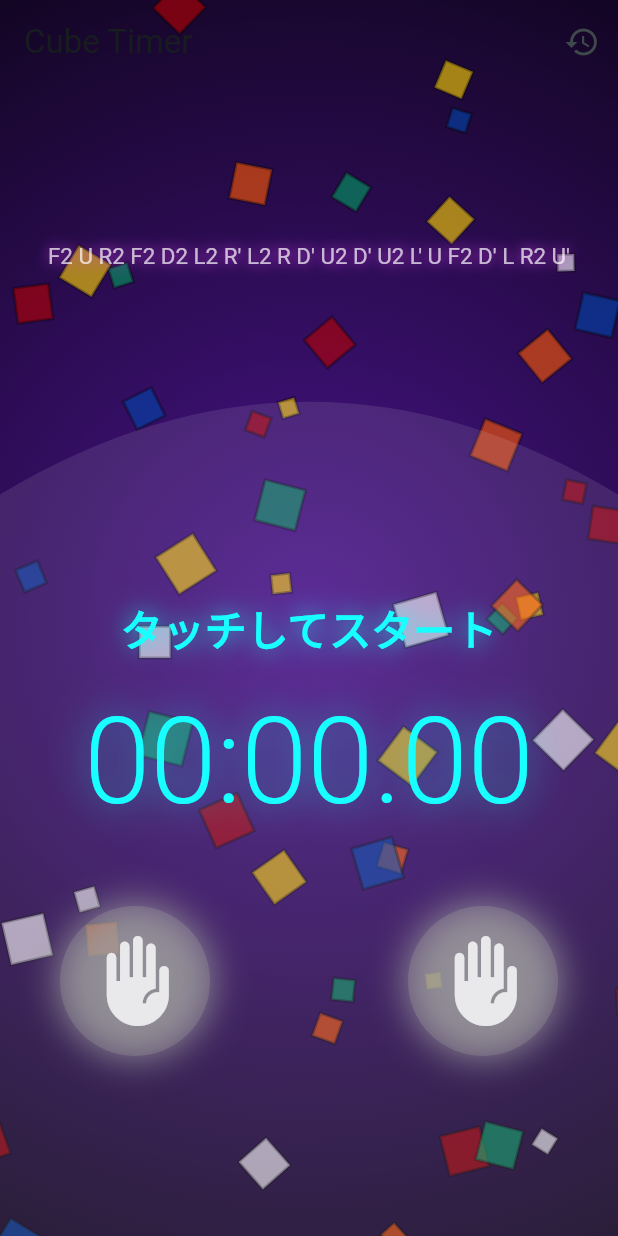
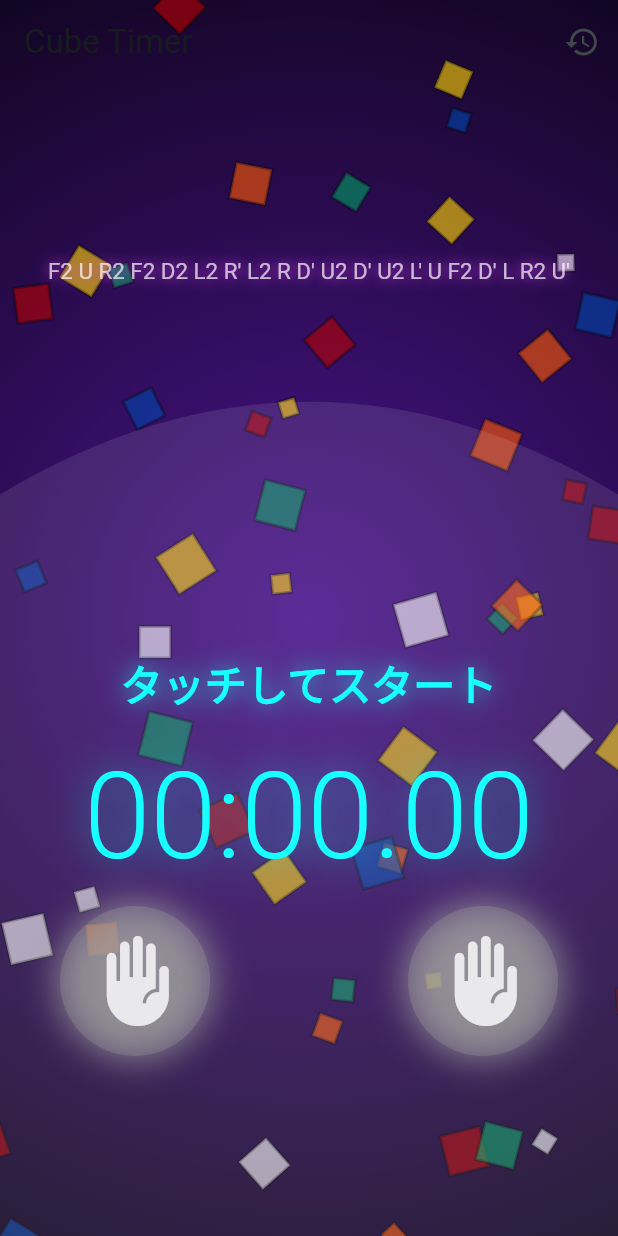
Before and after one commit to mono0926/cube-timer, a Flutter app: the screen it shows after launch, on a phone screen of 412 x 824 dp. Run offline on Flutter 3.47's test engine with Material 3 defaults, Android fonts, the phone set to English and light mode, and no system bars; our stand-ins replace audioplayers, flutter_riverpod, freezed_annotation, go_router, google_fonts, riverpod_annotation and 1 more; missing offline and left inert: simple_logger; generated files the repository leaves out were written again; Roboto replaces fonts that are missing (Audiowide).

Commit message:
fix: Adjust timer page control section layout to ensure reset button visibility and add network client entitlements for macOS.

```diff
--- a/lib/features/timer/presentation/timer_page.dart
+++ b/lib/features/timer/presentation/timer_page.dart
@@ -53,7 +53,6 @@ class TimerPage extends ConsumerWidget {
                 Container(
                   decoration: BoxDecoration(
                     gradient: RadialGradient(
-                      center: Alignment.center,
                       radius: 1.5,
                       colors: [
                         Colors.purple.shade900,
@@ -123,10 +122,10 @@ class TimerPage extends ConsumerWidget {
                 // Scramble Section
                 Expanded(
                   flex: 3,
+                  child: IgnorePointer(
                     child: Container(
                       padding: const EdgeInsets.symmetric(horizontal: 32),
                       alignment: Alignment.center,
-                    child: IgnorePointer(
                       child: FittedBox(
                         fit: BoxFit.scaleDown,
                         child: AnimatedDefaultTextStyle(
@@ -153,9 +152,9 @@ class TimerPage extends ConsumerWidget {
                 // Timer & Status Section
                 Expanded(
                   flex: 5,
+                  child: IgnorePointer(
                     child: Container(
                       alignment: Alignment.center,
-                    child: IgnorePointer(
                       child: FittedBox(
                         fit: BoxFit.scaleDown,
                         child: Column(
@@ -222,12 +221,13 @@ class TimerPage extends ConsumerWidget {
                   ),
                 ),
 
-                // Control Section
-                Expanded(
-                  flex: 2,
-                  child: Container(
+                // Control Section (Fixed Height instead of Expanded)
+                // NO IgnorePointer here!
+                Container(
                   alignment: Alignment.bottomCenter,
                   padding: const EdgeInsets.only(bottom: 40),
+                  height:
+                      100, // Fixed height to ensure button is always accessible
                   child:
                       (state.status == TimerStatus.stopped ||
                           (state.status == TimerStatus.idle &&
@@ -236,14 +236,11 @@ class TimerPage extends ConsumerWidget {
                           iconSize: 48,
                           icon: const Icon(Icons.refresh),
                           onPressed: () {
-                              ref
-                                  .read(timerControllerProvider.notifier)
-                                  .reset();
+                            ref.read(timerControllerProvider.notifier).reset();
                           },
                           color: Colors.white,
                         )
                       : const SizedBox.shrink(),
-                  ),
                 ),
               ],
             ),
```
Also changed, not shown: 1 other file. Lines whose indentation alone changed are shown as unchanged.
